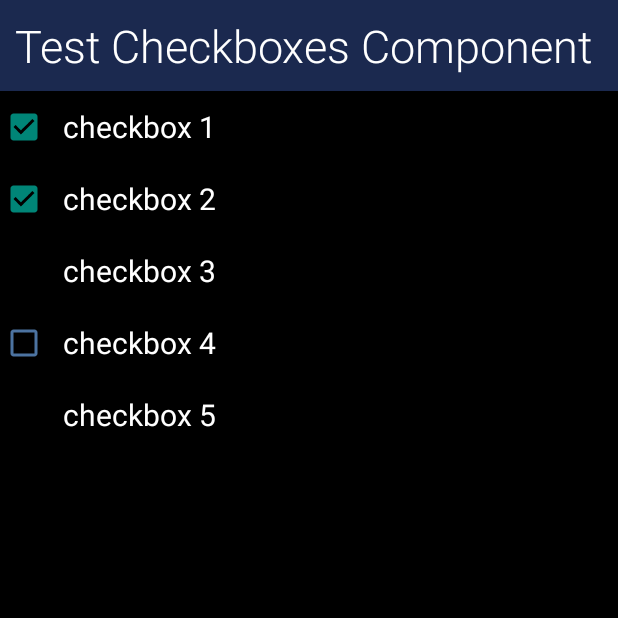
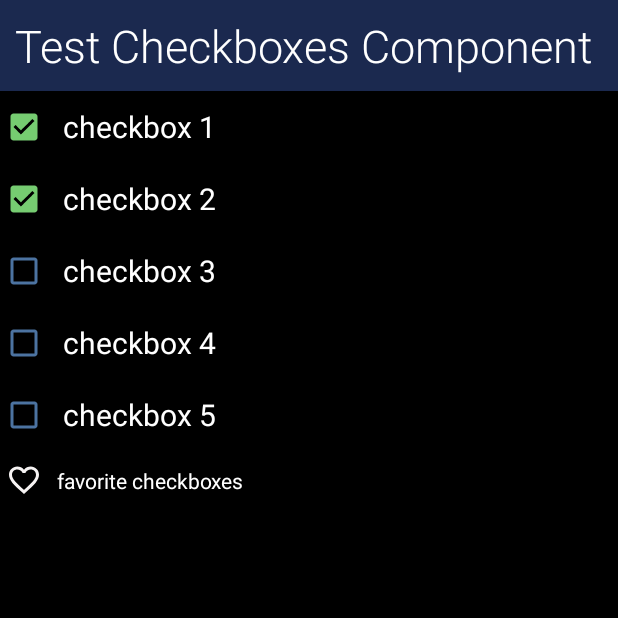
Before and after one commit to VossCG/Material-Desing-Component-Implementation, an Android app: the CheckboxesFragment screen opened through its navigation route, on a phone screen of 412 x 824 dp, the top half of it. Run offline under Robolectric (Android 15) with nearby library versions, the phone set to English and light mode, and no system bars; Roboto replaces fonts that are not available here.

Commit message:
[ fix ] : checkboxes demo

```diff
--- /dev/null
+++ b/app/src/main/res/drawable/favorite_selector.xml
@@ -0,0 +1,6 @@
+<?xml version="1.0" encoding="utf-8"?>
+<selector xmlns:android="http://schemas.android.com/apk/res/android">
+    <item android:drawable="@drawable/ic_baseline_favorite_border_24" android:state_checked="false" />
+    <item android:drawable="@drawable/ic_baseline_favorite_24" android:state_checked="true" />
+    <item android:drawable="@drawable/ic_baseline_favorite_border_24" />
+</selector>
--- a/app/src/main/res/drawable/ic_baseline_favorite_24.xml
+++ b/app/src/main/res/drawable/ic_baseline_favorite_24.xml
@@ -1,4 +1,4 @@
-<vector android:height="24dp" android:tint="#000000"
+<vector android:height="24dp" android:tint="#F6F3F3"
     android:viewportHeight="24" android:viewportWidth="24"
     android:width="24dp" xmlns:android="http://schemas.android.com/apk/res/android">
     <path android:fillColor="@android:color/white" android:pathData="M12,21.35l-1.45,-1.32C5.4,15.36 2,12.28 2,8.5 2,5.42 4.42,3 7.5,3c1.74,0 3.41,0.81 4.5,2.09C13.09,3.81 14.76,3 16.5,3 19.58,3 22,5.42 22,8.5c0,3.78 -3.4,6.86 -8.55,11.54L12,21.35z"/>
--- /dev/null
+++ b/app/src/main/res/drawable/ic_baseline_favorite_border_24.xml
@@ -0,0 +1,5 @@
+<vector android:height="24dp" android:tint="#F6F3F3"
+    android:viewportHeight="24" android:viewportWidth="24"
+    android:width="24dp" xmlns:android="http://schemas.android.com/apk/res/android">
+    <path android:fillColor="@android:color/white" android:pathData="M16.5,3c-1.74,0 -3.41,0.81 -4.5,2.09C10.91,3.81 9.24,3 7.5,3 4.42,3 2,5.42 2,8.5c0,3.78 3.4,6.86 8.55,11.54L12,21.35l1.45,-1.32C18.6,15.36 22,12.28 22,8.5 22,5.42 19.58,3 16.5,3zM12.1,18.55l-0.1,0.1 -0.1,-0.1C7.14,14.24 4,11.39 4,8.5 4,6.5 5.5,5 7.5,5c1.54,0 3.04,0.99 3.57,2.36h1.87C13.46,5.99 14.96,5 16.5,5c2,0 3.5,1.5 3.5,3.5 0,2.89 -3.14,5.74 -7.9,10.05z"/>
+</vector>
--- a/app/src/main/res/layout/fragment_checkboxes.xml
+++ b/app/src/main/res/layout/fragment_checkboxes.xml
@@ -1,55 +1,62 @@
 <?xml version="1.0" encoding="utf-8"?>
 <androidx.appcompat.widget.LinearLayoutCompat xmlns:android="http://schemas.android.com/apk/res/android"
+    xmlns:app="http://schemas.android.com/apk/res-auto"
     android:layout_width="match_parent"
     android:layout_height="match_parent"
-    xmlns:app="http://schemas.android.com/apk/res-auto"
     android:orientation="vertical">
 
     <TextView
         android:layout_width="match_parent"
         android:layout_height="wrap_content"
+        android:background="@color/darkBlue"
+        android:padding="10dp"
         android:text="Test Checkboxes Component"
-        android:textSize="30sp"
-        android:padding="10dp"
-        android:background="@color/darkBlue"
-        />
+        android:textSize="30sp" />
 
     <CheckBox
         android:id="@+id/checkbox_1"
+        style="@style/Widget.App.CheckBox"
         android:layout_width="match_parent"
         android:layout_height="wrap_content"
         android:checked="true"
-        style="@style/Widget.App.CheckBox"
         android:text="checkbox 1" />
 
     <CheckBox
         android:id="@+id/checkbox_2"
+        style="@style/Widget.App.CheckBox"
         android:layout_width="match_parent"
         android:layout_height="wrap_content"
-        style="@style/Widget.App.CheckBox"
         android:checked="true"
         android:text="checkbox 2" />
 
     <CheckBox
         android:id="@+id/checkbox_3"
+        style="@style/Widget.App.CheckBox"
         android:layout_width="match_parent"
         android:layout_height="wrap_content"
-        style="@style/Widget.App.CheckBox"
         android:text="checkbox 3" />
 
     <CheckBox
         android:id="@+id/checkbox_4"
+        style="@style/Widget.App.CheckBox"
         android:layout_width="match_parent"
         android:layout_height="wrap_content"
-        app:useMaterialThemeColors="false"
-        style="@style/Widget.App.CheckBoxButtonTint"
-        android:text="checkbox 4" />
+        android:text="checkbox 4"
+        app:useMaterialThemeColors="false" />
 
     <CheckBox
         android:id="@+id/checkbox_5"
+        style="@style/Widget.App.CheckBox"
         android:layout_width="match_parent"
         android:layout_height="wrap_content"
-        style="@style/Widget.App.CheckBox"
         android:text="checkbox 5" />
 
+    <CheckBox
+        android:layout_width="match_parent"
+        android:layout_height="wrap_content"
+        android:layout_marginStart="4dp"
+        android:padding="10dp"
+        android:button="@drawable/favorite_selector"
+        android:text="favorite checkboxes" />
+
 </androidx.appcompat.widget.LinearLayoutCompat>
--- a/app/src/main/res/values/style.xml
+++ b/app/src/main/res/values/style.xml
@@ -50,13 +50,8 @@
     <style name="Widget.App.CheckBox" parent="Widget.MaterialComponents.CompoundButton.CheckBox">
         <item name="android:textSize">20sp</item>
         <item name="android:padding">10dp</item>
+        <item name="buttonTint">@color/checkboxes_tint_selector</item>
         <item name="materialThemeOverlay">@style/ThemeOverlay.App.CheckBox</item>
-    </style>
-
-    <style name="Widget.App.CheckBoxButtonTint" parent="Widget.MaterialComponents.CompoundButton.CheckBox">
-        <item name="buttonTint">@color/checkboxes_tint_selector</item>
-        <item name="android:textSize">20sp</item>
-        <item name="android:padding">10dp</item>
     </style>
 
     <style name="ThemeOverlay.App.CheckBox" parent="">
```
